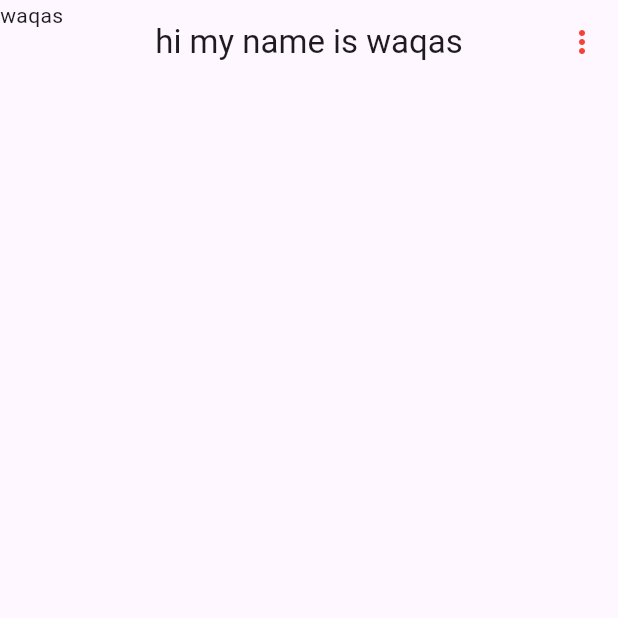
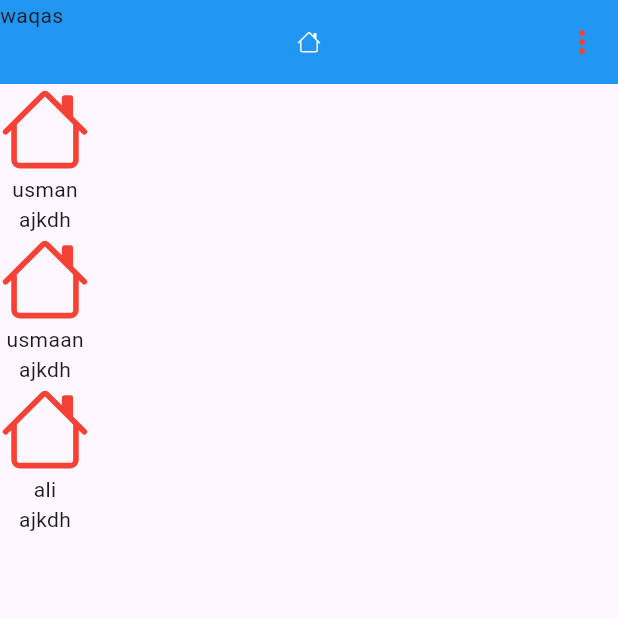
Before and after one commit to waqasyahya/first_project, a Flutter app: the screen it shows after launch, on a phone screen of 412 x 824 dp, the top half of it. Run offline on Flutter 3.47's test engine with Material 3 defaults, Android fonts, the phone set to English and light mode, and no system bars; our stand-ins replace flutter_svg.

Commit message:
first commit

```diff
--- a/lib/main.dart
+++ b/lib/main.dart
@@ -12,6 +12,7 @@ class MyApp extends StatelessWidget {
   @override
   Widget build(BuildContext context) {
     return MaterialApp(
+      debugShowCheckedModeBanner: false,
       home: waqas(),
     );
   }
--- a/lib/waqas.dart
+++ b/lib/waqas.dart
@@ -1,4 +1,5 @@
 import 'package:flutter/material.dart';
+import 'package:flutter_svg/svg.dart';
 class waqas extends StatelessWidget {
   const waqas({super.key});
 
@@ -6,11 +7,51 @@ class waqas extends StatelessWidget {
   Widget build(BuildContext context) {
     return Scaffold(
       appBar:  AppBar(
+        backgroundColor: Colors.blue,
         centerTitle: true,
-        title: Text('hi my name is waqas'),
+        title:SvgPicture.asset(
+            'assets/icon/house.svg',
+            semanticsLabel: 'Acme Logo',
+
+            color: Colors.white,
+        ),
         leading: Text('waqas'),
         actions: [IconButton(onPressed: (){}, icon: Icon(Icons.more_vert, color: Colors.red,))],
+      ),
+      body: Column(
+        children: [
+
+          iconwidget(60, 'ajkdh','usman'),
+          iconwidget(60,'ajkdh','usmaan'),
+          iconwidget(60,'ajkdh','ali'),
+        ],
       ),
     );
   }
 }
+class iconwidget extends StatelessWidget {
+  double height;
+String name;
+  String name1;
+
+
+  iconwidget(this.height, this.name, this.name1);
+
+  @override
+  Widget build(BuildContext context) {
+    return Column(
+      children: [
+        SvgPicture.asset(
+          'assets/icon/house.svg',
+          semanticsLabel: 'Acme Logo',
+          height: height,
+          color: Colors.red,
+
+        ),
+
+        Text(name1),
+        Text(name)
+      ],
+    );
+  }
+}
```
Also changed, not shown: pubspec.yaml (+4 -3 lines), assets/icon/house.svg (added), assets/logo3.png (added), pubspec.lock.
